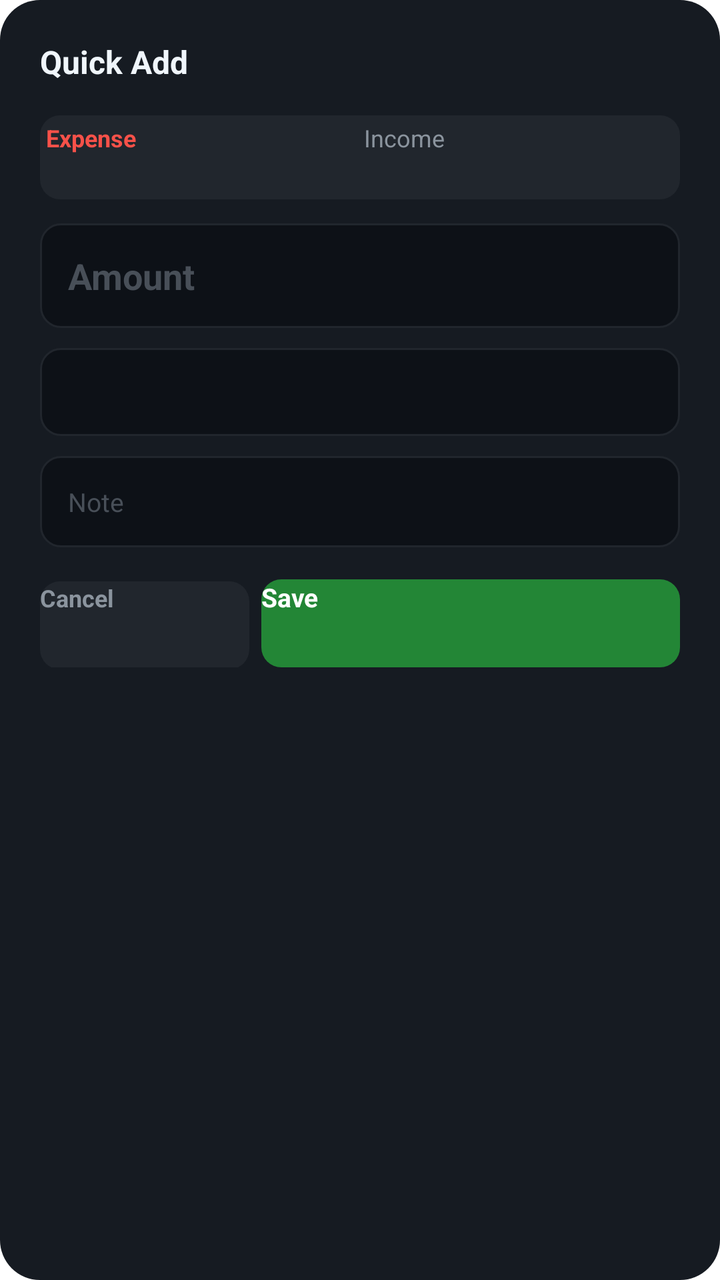
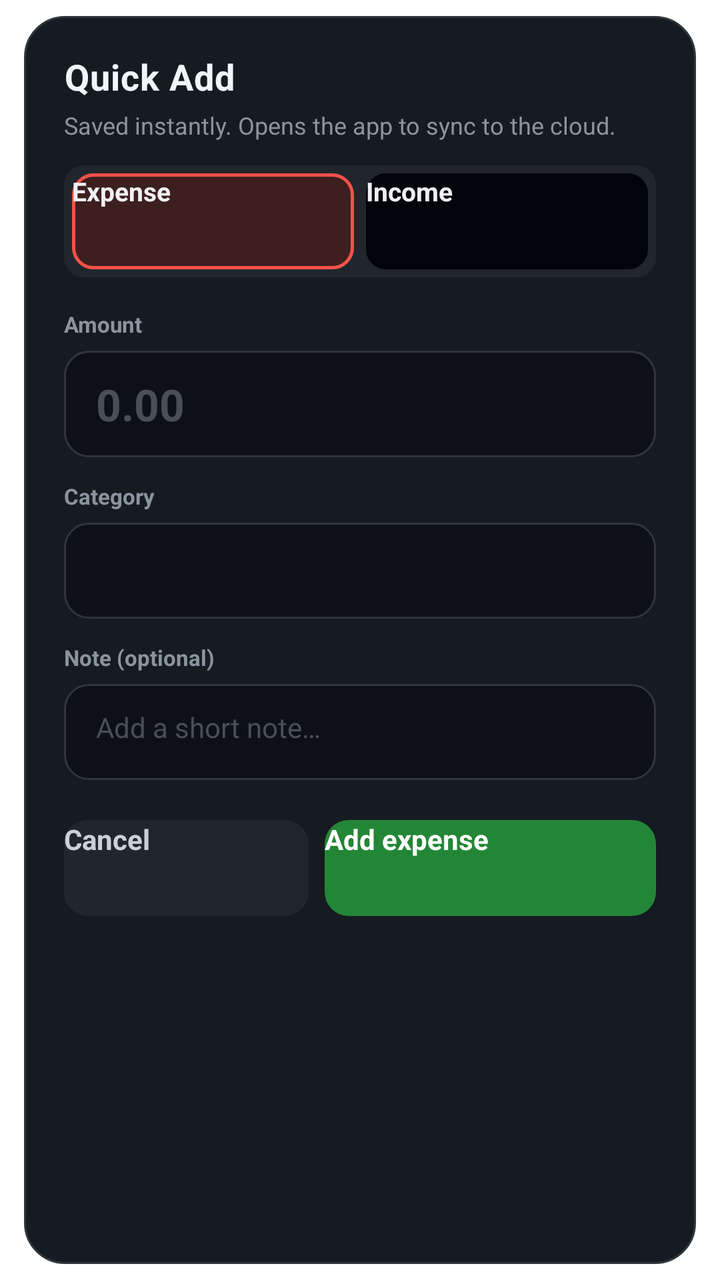

Screens rendered from an Android XML layout before and after an edit, with the pre-edit source and the edit as a unified diff.
<!-- AndroidManifest.xml: activity theme QuickAddTheme -->
<!-- res/layout/activity_quick_add.xml -->
<?xml version="1.0" encoding="utf-8"?>
<LinearLayout xmlns:android="http://schemas.android.com/apk/res/android"
    android:layout_width="match_parent"
    android:layout_height="wrap_content"
    android:orientation="vertical"
    android:background="@drawable/dialog_background"
    android:padding="20dp">

    
    <TextView
        android:layout_width="match_parent"
        android:layout_height="wrap_content"
        android:text="Quick Add"
        android:textColor="#F0F6FC"
        android:textSize="16sp"
        android:textStyle="bold"
        android:layout_marginBottom="16dp" />

    
    <LinearLayout
        android:layout_width="match_parent"
        android:layout_height="wrap_content"
        android:orientation="horizontal"
        android:background="@drawable/button_secondary"
        android:padding="3dp"
        android:gravity="center">

        <Button
            android:id="@+id/btn_expense"
            android:layout_width="0dp"
            android:layout_height="36dp"
            android:layout_weight="1"
            android:text="Expense"
            android:textSize="12sp"
            android:textColor="#F85149"
            android:textStyle="bold"
            android:backgroundTint="#F8514920"
            android:layout_marginEnd="2dp" />

        <Button
            android:id="@+id/btn_income"
            android:layout_width="0dp"
            android:layout_height="36dp"
            android:layout_weight="1"
            android:text="Income"
            android:textSize="12sp"
            android:textColor="#8B949E"
            android:backgroundTint="#0D1117"
            android:layout_marginStart="2dp" />
    </LinearLayout>

    
    <EditText
        android:id="@+id/edit_amount"
        android:layout_width="match_parent"
        android:layout_height="wrap_content"
        android:hint="Amount"
        android:textColor="#F0F6FC"
        android:textColorHint="#484F58"
        android:textSize="18sp"
        android:textStyle="bold"
        android:inputType="numberDecimal"
        android:background="@drawable/input_background"
        android:padding="14dp"
        android:layout_marginTop="12dp" />

    
    <Spinner
        android:id="@+id/spinner_category"
        android:layout_width="match_parent"
        android:layout_height="44dp"
        android:background="@drawable/input_background"
        android:paddingStart="14dp"
        android:paddingEnd="10dp"
        android:paddingTop="8dp"
        android:paddingBottom="8dp"
        android:popupBackground="#161B22"
        android:layout_marginTop="10dp" />

    
    <EditText
        android:id="@+id/edit_note"
        android:layout_width="match_parent"
        android:layout_height="wrap_content"
        android:hint="Note"
        android:textColor="#F0F6FC"
        android:textColorHint="#484F58"
        android:textSize="13sp"
        android:inputType="text"
        android:background="@drawable/input_background"
        android:padding="14dp"
        android:layout_marginTop="10dp" />

    
    <LinearLayout
        android:layout_width="match_parent"
        android:layout_height="wrap_content"
        android:orientation="horizontal"
        android:layout_marginTop="16dp">

        <Button
            android:id="@+id/btn_cancel"
            android:layout_width="0dp"
            android:layout_height="44dp"
            android:layout_weight="1"
            android:text="Cancel"
            android:textColor="#8B949E"
            android:textSize="12sp"
            android:textStyle="bold"
            android:background="@drawable/button_secondary"
            android:backgroundTint="@null"
            android:layout_marginEnd="6dp" />

        <Button
            android:id="@+id/btn_save"
            android:layout_width="0dp"
            android:layout_height="44dp"
            android:layout_weight="2"
            android:text="Save"
            android:textColor="#FFFFFF"
            android:textSize="13sp"
            android:textStyle="bold"
            android:background="@drawable/button_primary"
            android:backgroundTint="@null" />
    </LinearLayout>

</LinearLayout>
<!-- resources referenced by this layout -->
<resources>
  <!-- drawable button_primary (drawable) -->
  <?xml version="1.0" encoding="utf-8"?>
  <shape xmlns:android="http://schemas.android.com/apk/res/android"
      android:shape="rectangle">
      <solid android:color="#238636" />
      <corners android:radius="10dp" />
  </shape>
  <!-- drawable button_secondary (drawable) -->
  <?xml version="1.0" encoding="utf-8"?>
  <shape xmlns:android="http://schemas.android.com/apk/res/android"
      android:shape="rectangle">
      <solid android:color="#21262D" />
      <corners android:radius="10dp" />
  </shape>
  <!-- drawable dialog_background (drawable) -->
  <?xml version="1.0" encoding="utf-8"?>
  <shape xmlns:android="http://schemas.android.com/apk/res/android"
      android:shape="rectangle">
      <solid android:color="#161B22" />
      <corners android:radius="20dp" />
  </shape>
  <!-- drawable input_background (drawable) -->
  <?xml version="1.0" encoding="utf-8"?>
  <shape xmlns:android="http://schemas.android.com/apk/res/android"
      android:shape="rectangle">
      <solid android:color="#0D1117" />
      <corners android:radius="10dp" />
      <stroke android:width="1dp" android:color="#21262D" />
  </shape>
  <style name="QuickAddTheme" parent="@android:style/Theme.DeviceDefault.Dialog">
          <item name="android:windowIsTranslucent">true</item>
          <item name="android:windowBackground">@android:color/transparent</item>
          <item name="android:backgroundDimEnabled">true</item>
          <item name="android:windowNoTitle">true</item>
          <item name="android:windowCloseOnTouchOutside">true</item>
          <item name="android:windowMinWidthMajor">90%</item>
          <item name="android:windowMinWidthMinor">90%</item>
      </style>
</resources>

<!-- the commit's change to res/layout/activity_quick_add.xml (unified diff, before → after) -->
@@ -1,127 +1,200 @@
 <?xml version="1.0" encoding="utf-8"?>
-<LinearLayout xmlns:android="http://schemas.android.com/apk/res/android"
+<ScrollView xmlns:android="http://schemas.android.com/apk/res/android"
     android:layout_width="match_parent"
     android:layout_height="wrap_content"
-    android:orientation="vertical"
-    android:background="@drawable/dialog_background"
-    android:padding="20dp">
-
-    
-    <TextView
-        android:layout_width="match_parent"
-        android:layout_height="wrap_content"
-        android:text="Quick Add"
-        android:textColor="#F0F6FC"
-        android:textSize="16sp"
-        android:textStyle="bold"
-        android:layout_marginBottom="16dp" />
-
-    
+    android:fillViewport="true"
+    android:overScrollMode="never"
+    android:scrollbars="none"
+    android:clipToPadding="false"
+    android:paddingStart="12dp"
+    android:paddingEnd="12dp"
+    android:paddingTop="8dp"
+    android:paddingBottom="8dp">
+
     <LinearLayout
         android:layout_width="match_parent"
         android:layout_height="wrap_content"
-        android:orientation="horizontal"
-        android:background="@drawable/button_secondary"
-        android:padding="3dp"
-        android:gravity="center">
-
-        <Button
-            android:id="@+id/btn_expense"
-            android:layout_width="0dp"
-            android:layout_height="36dp"
-            android:layout_weight="1"
-            android:text="Expense"
+        android:orientation="vertical"
+        android:background="@drawable/quick_add_card_bg"
+        android:paddingStart="@dimen/quick_add_padding_h"
+        android:paddingEnd="@dimen/quick_add_padding_h"
+        android:paddingTop="@dimen/quick_add_padding_v"
+        android:paddingBottom="@dimen/quick_add_padding_v">
+
+        <TextView
+            android:layout_width="match_parent"
+            android:layout_height="wrap_content"
+            android:text="Quick Add"
+            android:textColor="#F0F6FC"
+            android:textSize="18sp"
+            android:textStyle="bold"
+            android:letterSpacing="0.02" />
+
+        <TextView
+            android:layout_width="match_parent"
+            android:layout_height="wrap_content"
+            android:layout_marginTop="4dp"
+            android:text="Saved instantly. Opens the app to sync to the cloud."
+            android:textColor="#8B949E"
             android:textSize="12sp"
-            android:textColor="#F85149"
-            android:textStyle="bold"
-            android:backgroundTint="#F8514920"
-            android:layout_marginEnd="2dp" />
-
-        <Button
-            android:id="@+id/btn_income"
-            android:layout_width="0dp"
-            android:layout_height="36dp"
-            android:layout_weight="1"
-            android:text="Income"
-            android:textSize="12sp"
-            android:textColor="#8B949E"
-            android:backgroundTint="#0D1117"
-            android:layout_marginStart="2dp" />
+            android:lineSpacingExtra="2dp" />
+
+        
+        <LinearLayout
+            android:layout_width="match_parent"
+            android:layout_height="wrap_content"
+            android:layout_marginTop="@dimen/quick_add_field_spacing"
+            android:orientation="horizontal"
+            android:background="@drawable/button_secondary"
+            android:padding="4dp"
+            android:gravity="center">
+
+            <Button
+                android:id="@+id/btn_expense"
+                android:layout_width="0dp"
+                android:layout_height="@dimen/quick_add_touch_min"
+                android:layout_weight="1"
+                android:layout_marginEnd="3dp"
+                android:text="Expense"
+                android:textAllCaps="false"
+                android:textSize="13sp"
+                android:textStyle="bold"
+                android:background="@drawable/quick_add_toggle_expense_on"
+                android:stateListAnimator="@null"
+                android:elevation="0dp" />
+
+            <Button
+                android:id="@+id/btn_income"
+                android:layout_width="0dp"
+                android:layout_height="@dimen/quick_add_touch_min"
+                android:layout_weight="1"
+                android:layout_marginStart="3dp"
+                android:text="Income"
+                android:textAllCaps="false"
+                android:textSize="13sp"
+                android:textStyle="bold"
+                android:background="@drawable/quick_add_toggle_unselected"
+                android:stateListAnimator="@null"
+                android:elevation="0dp" />
+        </LinearLayout>
+
+        <TextView
+            android:layout_width="wrap_content"
+            android:layout_height="wrap_content"
+            android:layout_marginTop="16dp"
+            android:text="Amount"
+            android:textColor="#8B949E"
+            android:textSize="11sp"
+            android:textStyle="bold"
+            android:labelFor="@id/edit_amount" />
+
+        <EditText
+            android:id="@+id/edit_amount"
+            android:layout_width="match_parent"
+            android:layout_height="wrap_content"
+            android:minHeight="52dp"
+            android:gravity="center_vertical"
+            android:hint="0.00"
+            android:textColor="#F0F6FC"
+            android:textColorHint="#484F58"
+            android:textSize="22sp"
+            android:textStyle="bold"
+            android:inputType="numberDecimal"
+            android:importantForAutofill="no"
+            android:background="@drawable/input_background_rounded"
+            android:paddingStart="16dp"
+            android:paddingEnd="16dp"
+            android:paddingTop="12dp"
+            android:paddingBottom="12dp"
+            android:layout_marginTop="6dp"
+            android:imeOptions="actionNext" />
+
+        <TextView
+            android:layout_width="wrap_content"
+            android:layout_height="wrap_content"
+            android:layout_marginTop="@dimen/quick_add_field_spacing"
+            android:text="Category"
+            android:textColor="#8B949E"
+            android:textSize="11sp"
+            android:textStyle="bold"
+            android:labelFor="@id/spinner_category" />
+
+        <Spinner
+            android:id="@+id/spinner_category"
+            android:layout_width="match_parent"
+            android:layout_height="@dimen/quick_add_touch_min"
+            android:layout_marginTop="6dp"
+            android:background="@drawable/input_background_rounded"
+            android:paddingStart="12dp"
+            android:paddingEnd="8dp"
+            android:popupBackground="#161B22" />
+
+        <TextView
+            android:layout_width="wrap_content"
+            android:layout_height="wrap_content"
+            android:layout_marginTop="@dimen/quick_add_field_spacing"
+            android:text="Note (optional)"
+            android:textColor="#8B949E"
+            android:textSize="11sp"
+            android:textStyle="bold"
+            android:labelFor="@id/edit_note" />
+
+        <EditText
+            android:id="@+id/edit_note"
+            android:layout_width="match_parent"
+            android:layout_height="wrap_content"
+            android:minHeight="48dp"
+            android:gravity="top|start"
+            android:hint="Add a short note…"
+            android:textColor="#F0F6FC"
+            android:textColorHint="#484F58"
+            android:textSize="14sp"
+            android:inputType="textCapSentences|textMultiLine"
+            android:maxLines="4"
+            android:importantForAutofill="no"
+            android:background="@drawable/input_background_rounded"
+            android:paddingStart="16dp"
+            android:paddingEnd="16dp"
+            android:paddingTop="12dp"
+            android:paddingBottom="12dp"
+            android:layout_marginTop="6dp"
+            android:imeOptions="actionDone" />
+
+        <LinearLayout
+            android:layout_width="match_parent"
+            android:layout_height="wrap_content"
+            android:orientation="horizontal"
+            android:layout_marginTop="20dp"
+            android:baselineAligned="false">
+
+            <Button
+                android:id="@+id/btn_cancel"
+                android:layout_width="0dp"
+                android:layout_height="@dimen/quick_add_touch_min"
+                android:layout_weight="1"
+                android:layout_marginEnd="8dp"
+                android:text="Cancel"
+                android:textAllCaps="false"
+                android:textColor="#C9D1D9"
+                android:textSize="14sp"
+                android:textStyle="bold"
+                android:background="@drawable/button_secondary_ripple"
+                android:stateListAnimator="@null"
+                android:elevation="0dp" />
+
+            <Button
+                android:id="@+id/btn_save"
+                android:layout_width="0dp"
+                android:layout_height="@dimen/quick_add_touch_min"
+                android:layout_weight="1.35"
+                android:text="@string/quick_add_save_expense"
+                android:textAllCaps="false"
+                android:textColor="#FFFFFF"
+                android:textSize="14sp"
+                android:textStyle="bold"
+                android:background="@drawable/button_primary_ripple"
+                android:stateListAnimator="@null"
+                android:elevation="0dp" />
+        </LinearLayout>
     </LinearLayout>
-
-    
-    <EditText
-        android:id="@+id/edit_amount"
-        android:layout_width="match_parent"
-        android:layout_height="wrap_content"
-        android:hint="Amount"
-        android:textColor="#F0F6FC"
-        android:textColorHint="#484F58"
-        android:textSize="18sp"
-        android:textStyle="bold"
-        android:inputType="numberDecimal"
-        android:background="@drawable/input_background"
-        android:padding="14dp"
-        android:layout_marginTop="12dp" />
-
-    
-    <Spinner
-        android:id="@+id/spinner_category"
-        android:layout_width="match_parent"
-        android:layout_height="44dp"
-        android:background="@drawable/input_background"
-        android:paddingStart="14dp"
-        android:paddingEnd="10dp"
-        android:paddingTop="8dp"
-        android:paddingBottom="8dp"
-        android:popupBackground="#161B22"
-        android:layout_marginTop="10dp" />
-
-    
-    <EditText
-        android:id="@+id/edit_note"
-        android:layout_width="match_parent"
-        android:layout_height="wrap_content"
-        android:hint="Note"
-        android:textColor="#F0F6FC"
-        android:textColorHint="#484F58"
-        android:textSize="13sp"
-        android:inputType="text"
-        android:background="@drawable/input_background"
-        android:padding="14dp"
-        android:layout_marginTop="10dp" />
-
-    
-    <LinearLayout
-        android:layout_width="match_parent"
-        android:layout_height="wrap_content"
-        android:orientation="horizontal"
-        android:layout_marginTop="16dp">
-
-        <Button
-            android:id="@+id/btn_cancel"
-            android:layout_width="0dp"
-            android:layout_height="44dp"
-            android:layout_weight="1"
-            android:text="Cancel"
-            android:textColor="#8B949E"
-            android:textSize="12sp"
-            android:textStyle="bold"
-            android:background="@drawable/button_secondary"
-            android:backgroundTint="@null"
-            android:layout_marginEnd="6dp" />
-
-        <Button
-            android:id="@+id/btn_save"
-            android:layout_width="0dp"
-            android:layout_height="44dp"
-            android:layout_weight="2"
-            android:text="Save"
-            android:textColor="#FFFFFF"
-            android:textSize="13sp"
-            android:textStyle="bold"
-            android:background="@drawable/button_primary"
-            android:backgroundTint="@null" />
-    </LinearLayout>
-
-</LinearLayout>
+</ScrollView>
<!-- resource entries referenced after the edit -->
@@ -1,12 +1,20 @@
 <!-- resources referenced by this layout -->
 <resources>
-  <!-- drawable button_primary (drawable) -->
+  <dimen name="quick_add_field_spacing">12dp</dimen>
+  <dimen name="quick_add_padding_h">20dp</dimen>
+  <dimen name="quick_add_padding_v">18dp</dimen>
+  <dimen name="quick_add_touch_min">48dp</dimen>
+  <!-- drawable button_primary_ripple (drawable) -->
   <?xml version="1.0" encoding="utf-8"?>
-  <shape xmlns:android="http://schemas.android.com/apk/res/android"
-      android:shape="rectangle">
-      <solid android:color="#238636" />
-      <corners android:radius="10dp" />
-  </shape>
+  <ripple xmlns:android="http://schemas.android.com/apk/res/android"
+      android:color="#55FFFFFF">
+      <item>
+          <shape android:shape="rectangle">
+              <solid android:color="#238636" />
+              <corners android:radius="12dp" />
+          </shape>
+      </item>
+  </ripple>
   <!-- drawable button_secondary (drawable) -->
   <?xml version="1.0" encoding="utf-8"?>
   <shape xmlns:android="http://schemas.android.com/apk/res/android"
@@ -14,21 +22,55 @@
       <solid android:color="#21262D" />
       <corners android:radius="10dp" />
   </shape>
-  <!-- drawable dialog_background (drawable) -->
+  <!-- drawable button_secondary_ripple (drawable) -->
+  <?xml version="1.0" encoding="utf-8"?>
+  <ripple xmlns:android="http://schemas.android.com/apk/res/android"
+      android:color="#33FFFFFF">
+      <item>
+          <shape android:shape="rectangle">
+              <solid android:color="#21262D" />
+              <corners android:radius="12dp" />
+          </shape>
+      </item>
+  </ripple>
+  <!-- drawable input_background_rounded (drawable) -->
+  <?xml version="1.0" encoding="utf-8"?>
+  <shape xmlns:android="http://schemas.android.com/apk/res/android"
+      android:shape="rectangle">
+      <solid android:color="#0D1117" />
+      <corners android:radius="12dp" />
+      <stroke
+          android:width="1dp"
+          android:color="#30363D" />
+  </shape>
+  <!-- drawable quick_add_card_bg (drawable) -->
   <?xml version="1.0" encoding="utf-8"?>
   <shape xmlns:android="http://schemas.android.com/apk/res/android"
       android:shape="rectangle">
       <solid android:color="#161B22" />
       <corners android:radius="20dp" />
+      <stroke
+          android:width="1dp"
+          android:color="#30363D" />
   </shape>
-  <!-- drawable input_background (drawable) -->
+  <!-- drawable quick_add_toggle_expense_on (drawable) -->
   <?xml version="1.0" encoding="utf-8"?>
   <shape xmlns:android="http://schemas.android.com/apk/res/android"
       android:shape="rectangle">
-      <solid android:color="#0D1117" />
+      <solid android:color="#3D1F1F" />
       <corners android:radius="10dp" />
-      <stroke android:width="1dp" android:color="#21262D" />
+      <stroke
+          android:width="1.5dp"
+          android:color="#F85149" />
   </shape>
+  <!-- drawable quick_add_toggle_unselected (drawable) -->
+  <?xml version="1.0" encoding="utf-8"?>
+  <shape xmlns:android="http://schemas.android.com/apk/res/android"
+      android:shape="rectangle">
+      <solid android:color="#010409" />
+      <corners android:radius="10dp" />
+  </shape>
+  <string name="quick_add_save_expense">Add expense</string>
   <style name="QuickAddTheme" parent="@android:style/Theme.DeviceDefault.Dialog">
           <item name="android:windowIsTranslucent">true</item>
           <item name="android:windowBackground">@android:color/transparent</item>
